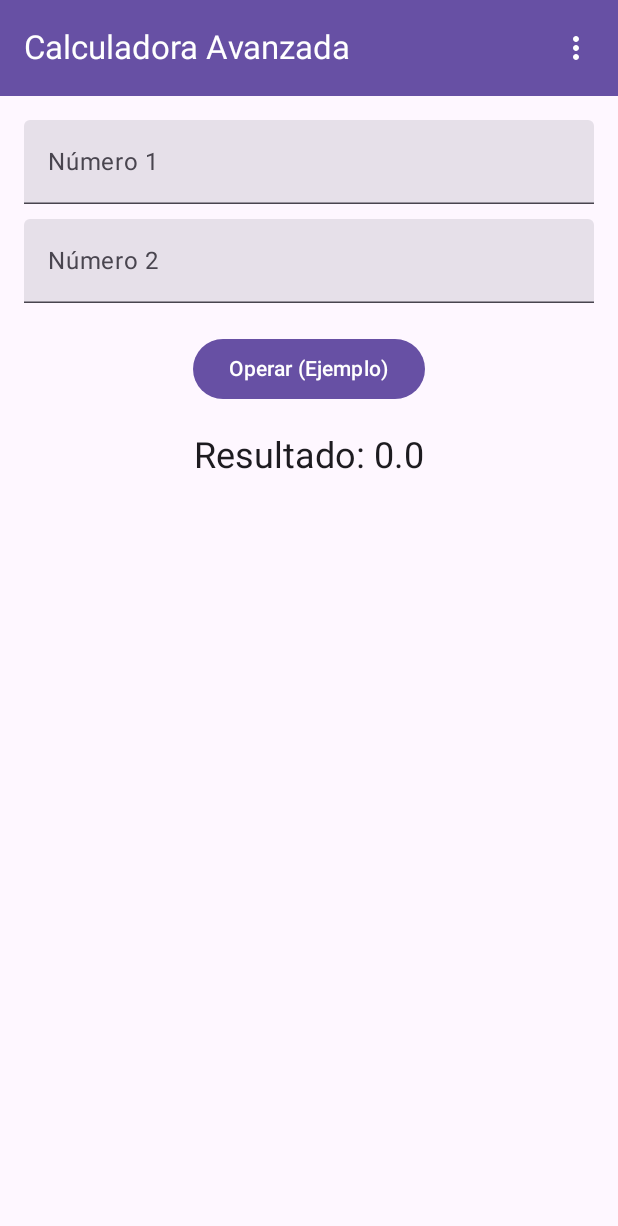
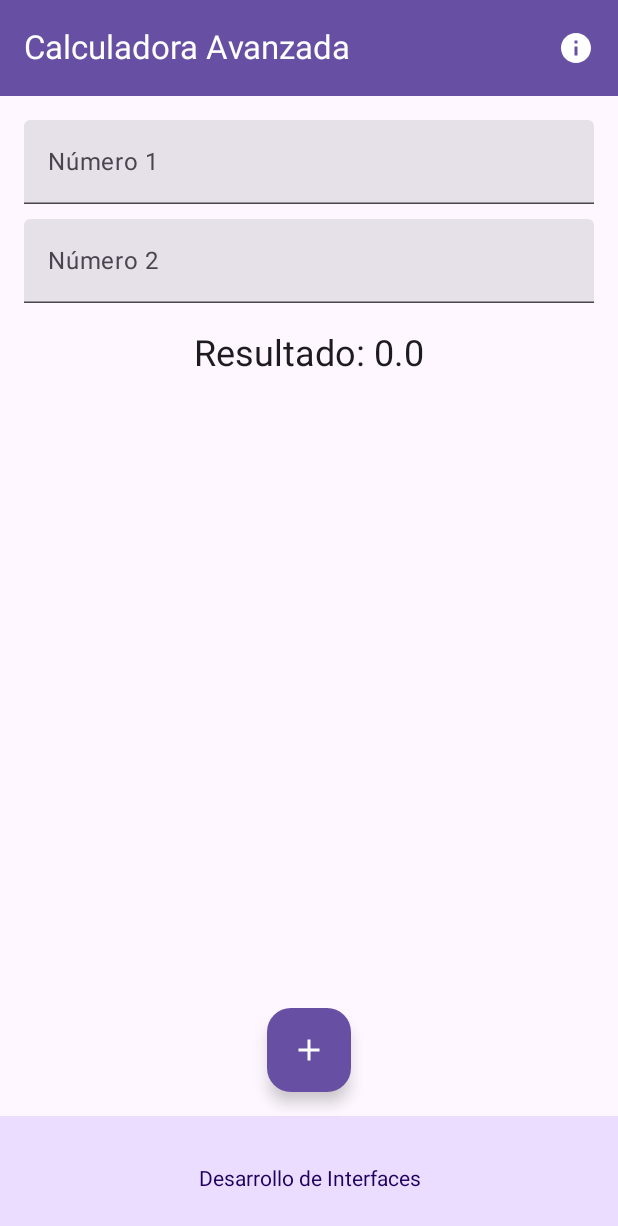
Before and after one commit to hebrabo/DI, an Android app built with Jetpack Compose: the screen it shows after launch (MainActivity), on a phone screen of 412 x 824 dp. Shown: the top 1226 px of the screen. Run offline under Robolectric (Android 15) with nearby library versions, the phone set to English and light mode, and no system bars.

Commit message:
Pasos 3, 4 y 5
3.- Añadir Bottom App Bar

4.- Mostrar una "Snackbar": Mostrar una Snackbar cada vez que el usuario hace clic en los botones de acción de la Top App Bar.

5.- Añadir Floating Action Button: Añadir un Floating Action Button como acción principal en la parte inferior central y superponerlo sobre la barra inferior.

```diff
--- a/DI0703_CalculadoraConScaffold/app/src/main/java/com/example/di0703_calculadoraconscaffold/MainActivity.kt
+++ b/DI0703_CalculadoraConScaffold/app/src/main/java/com/example/di0703_calculadoraconscaffold/MainActivity.kt
@@ -6,6 +6,8 @@ import androidx.activity.compose.setContent
 import androidx.compose.foundation.layout.*
 import androidx.compose.foundation.text.KeyboardOptions
 import androidx.compose.material.icons.Icons
+import androidx.compose.material.icons.filled.Add
+import androidx.compose.material.icons.filled.Info
 import androidx.compose.material.icons.filled.MoreVert
 import androidx.compose.material3.*
 import androidx.compose.runtime.*
@@ -13,9 +15,11 @@ import androidx.compose.ui.Alignment
 import androidx.compose.ui.Modifier
 import androidx.compose.ui.graphics.Color
 import androidx.compose.ui.text.input.KeyboardType
+import androidx.compose.ui.text.style.TextAlign
 import androidx.compose.ui.tooling.preview.Preview
 import androidx.compose.ui.unit.dp
 import androidx.compose.ui.unit.sp
+import kotlinx.coroutines.launch
 
 class MainActivity : ComponentActivity() {
     override fun onCreate(savedInstanceState: Bundle?) {
@@ -34,9 +38,17 @@ fun CalculadoraScaffoldApp() {
     var numero2 by remember { mutableStateOf("") }
     var resultado by remember { mutableStateOf("0.0") }
 
-    // 1. SCAFFOLD: La estructura base
+    // --- CONFIGURACIÓN PARA EL SNACKBAR (Paso 4) ---
+    // 1. Estado para controlar el Snackbar
+    val snackbarHostState = remember { SnackbarHostState() }
+    // 2. Scope para lanzar la acción de mostrarlo (es una acción asíncrona)
+    val scope = rememberCoroutineScope()
+
     Scaffold(
-        // 2. TOP APP BAR: Barra superior
+        // --- PASO 4 (Host): Le decimos al Scaffold dónde pintar el mensaje ---
+        snackbarHost = { SnackbarHost(hostState = snackbarHostState) },
+
+        // --- TOP APP BAR (Con acción de Snackbar) ---
         topBar = {
             TopAppBar(
                 title = { Text("Calculadora Avanzada") },
@@ -46,21 +58,50 @@ fun CalculadoraScaffoldApp() {
                     actionIconContentColor = Color.White
                 ),
                 actions = {
-                    // Icono de acción a la derecha (Punto 2)
-                    IconButton(onClick = { /* Acción futura */ }) {
-                        Icon(
-                            imageVector = Icons.Default.MoreVert,
-                            contentDescription = "Opciones"
-                        )
+                    // Acción: Al pulsar el icono de información, sale el Snackbar
+                    IconButton(onClick = {
+                        scope.launch {
+                            snackbarHostState.showSnackbar("Has pulsado Información")
+                        }
+                    }) {
+                        Icon(imageVector = Icons.Default.Info, contentDescription = "Info")
                     }
                 }
             )
-        }
-        // Aquí irán: bottomBar, floatingActionButton, etc. en los siguientes pasos
+        },
+
+        // --- PASO 3: BOTTOM APP BAR ---
+        bottomBar = {
+            BottomAppBar(
+                containerColor = MaterialTheme.colorScheme.primaryContainer,
+                contentColor = MaterialTheme.colorScheme.onPrimaryContainer
+            ) {
+                // Texto decorativo en la barra inferior
+                Text(
+                    text = "Desarrollo de Interfaces",
+                    modifier = Modifier.fillMaxWidth(),
+                    textAlign = TextAlign.Center
+                )
+            }
+        },
+
+        // --- PASO 5: FLOATING ACTION BUTTON (FAB) ---
+        floatingActionButton = {
+            FloatingActionButton(
+                onClick = {
+                    // Acción del FAB: Calcular (Simulado) o Resetear
+                    scope.launch { snackbarHostState.showSnackbar("Acción Principal: Calcular") }
+                },
+                containerColor = MaterialTheme.colorScheme.primary
+            ) {
+                Icon(imageVector = Icons.Default.Add, contentDescription = "Calcular", tint = Color.White)
+            }
+        },
+        // Posicionamos el FAB en el CENTRO para que quede sobre la BottomBar
+        floatingActionButtonPosition = FabPosition.Center
     ) { paddingValues ->
 
-        // CONTENIDO DE LA PANTALLA
-        // Es OBLIGATORIO usar 'paddingValues' para que la barra no tape el contenido
+        // CONTENIDO PRINCIPAL
         Column(
             modifier = Modifier
                 .padding(paddingValues)
@@ -68,7 +109,6 @@ fun CalculadoraScaffoldApp() {
                 .padding(16.dp),
             horizontalAlignment = Alignment.CenterHorizontally
         ) {
-            // -- Aquí pegamos nuestra calculadora básica --
             TextField(
                 value = numero1,
                 onValueChange = { numero1 = it },
@@ -86,11 +126,6 @@ fun CalculadoraScaffoldApp() {
             )
 
             Spacer(modifier = Modifier.height(20.dp))
-
-            // Botones simples para probar
-            Button(onClick = { /* Lógica pendiente */ }) { Text("Operar (Ejemplo)") }
-
-            Spacer(modifier = Modifier.height(20.dp))
             Text(text = "Resultado: $resultado", fontSize = 24.sp)
         }
     }
@@ -98,6 +133,6 @@ fun CalculadoraScaffoldApp() {
 
 @Preview(showBackground = true)
 @Composable
-fun GreetingPreview() {
+fun CalculadoraPreview() {
     CalculadoraScaffoldApp()
 }
```
